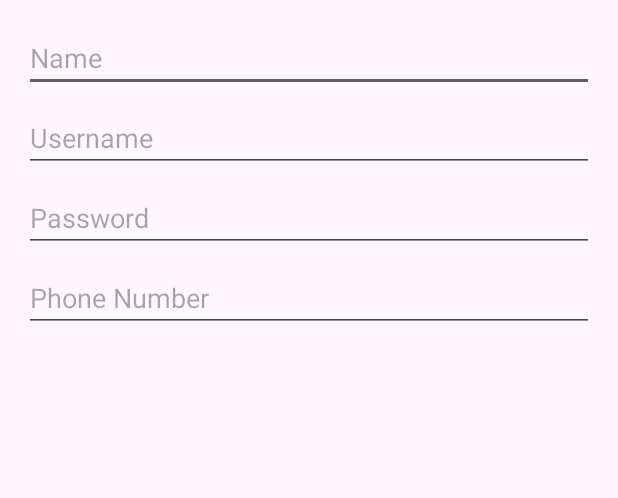
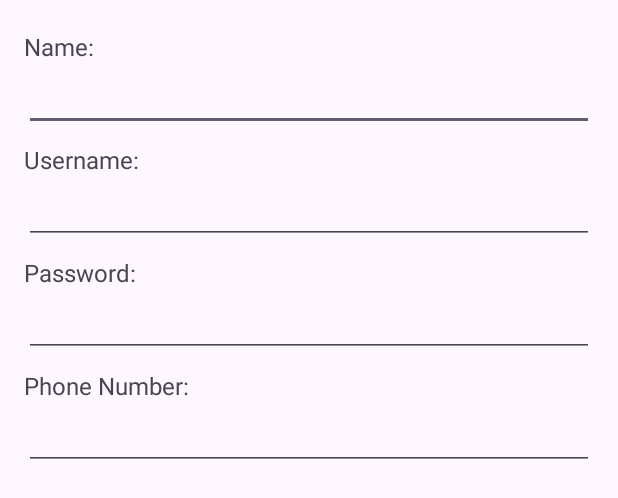
Before and after one commit to yogeshveus/LullabyCare, an Android app: the layout dialog_edit_account.xml on its own in the app's theme, with its tools: preview values and no code run, on a phone screen of 412 x 824 dp. Shown: the top 498 px of the screen. Run offline under Robolectric (Android 15) with nearby library versions, the phone set to English and light mode, and no system bars.

Commit message:
Finished Account details and edit account

```diff
--- a/app/src/main/res/layout/dialog_edit_account.xml
+++ b/app/src/main/res/layout/dialog_edit_account.xml
@@ -5,35 +5,56 @@
     android:orientation="vertical"
     android:padding="16dp">
 
+    <TextView
+        android:text="Name:"
+        android:layout_width="wrap_content"
+        android:layout_height="wrap_content"
+        android:textSize="16sp"
+        android:layout_marginTop="4dp"/>
+
     <EditText
         android:id="@+id/editName"
         android:layout_width="match_parent"
         android:layout_height="wrap_content"
-        android:hint="Name"
         android:inputType="textPersonName" />
+
+    <TextView
+        android:text="Username:"
+        android:layout_width="wrap_content"
+        android:layout_height="wrap_content"
+        android:textSize="16sp"
+        android:layout_marginTop="8dp"/>
 
     <EditText
         android:id="@+id/editUsername"
         android:layout_width="match_parent"
         android:layout_height="wrap_content"
-        android:hint="Username"
-        android:inputType="textPersonName"
+        android:inputType="textPersonName" />
+
+    <TextView
+        android:text="Password:"
+        android:layout_width="wrap_content"
+        android:layout_height="wrap_content"
+        android:textSize="16sp"
         android:layout_marginTop="8dp"/>
 
     <EditText
         android:id="@+id/editPassword"
         android:layout_width="match_parent"
         android:layout_height="wrap_content"
-        android:hint="Password"
-        android:inputType="textPassword"
+        android:inputType="textPassword" />
+
+    <TextView
+        android:text="Phone Number:"
+        android:layout_width="wrap_content"
+        android:layout_height="wrap_content"
+        android:textSize="16sp"
         android:layout_marginTop="8dp"/>
 
     <EditText
         android:id="@+id/editPhone"
         android:layout_width="match_parent"
         android:layout_height="wrap_content"
-        android:hint="Phone Number"
-        android:inputType="phone"
-        android:layout_marginTop="8dp"/>
+        android:inputType="phone" />
 
 </LinearLayout>
```
Also changed, not shown: app/src/main/java/com/example/babymonitorapp/SettingsView.kt (+74 -77 lines).
